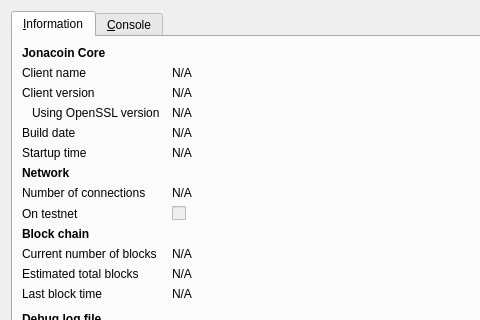
First picture: the form in src/qt/forms/rpcconsole.ui, repository dabura667/JONAcoin, before the edit; both pictures show x 0 to 480 and y 0 to 320 of the 740 by 450 pixel window.
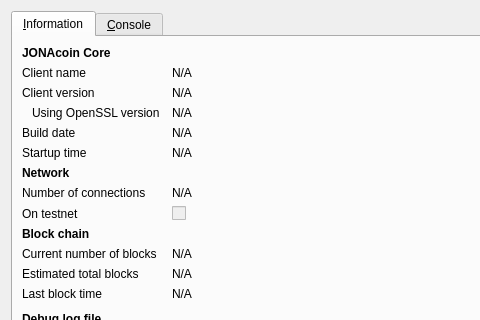
Second picture: the form after the edit. Icons and pictures are not drawn.

Commit message:
JONAcoin respell
oi

Diff of the .ui file:
```diff
--- a/src/qt/forms/rpcconsole.ui
+++ b/src/qt/forms/rpcconsole.ui
@@ -36,7 +36,7 @@
           </font>
          </property>
          <property name="text">
-          <string>Jonacoin Core</string>
+          <string>JONAcoin Core</string>
          </property>
         </widget>
        </item>
```
Left out of the diff: 6 changed lines with no effect on the pictures. The commit also changes 70 other files.
